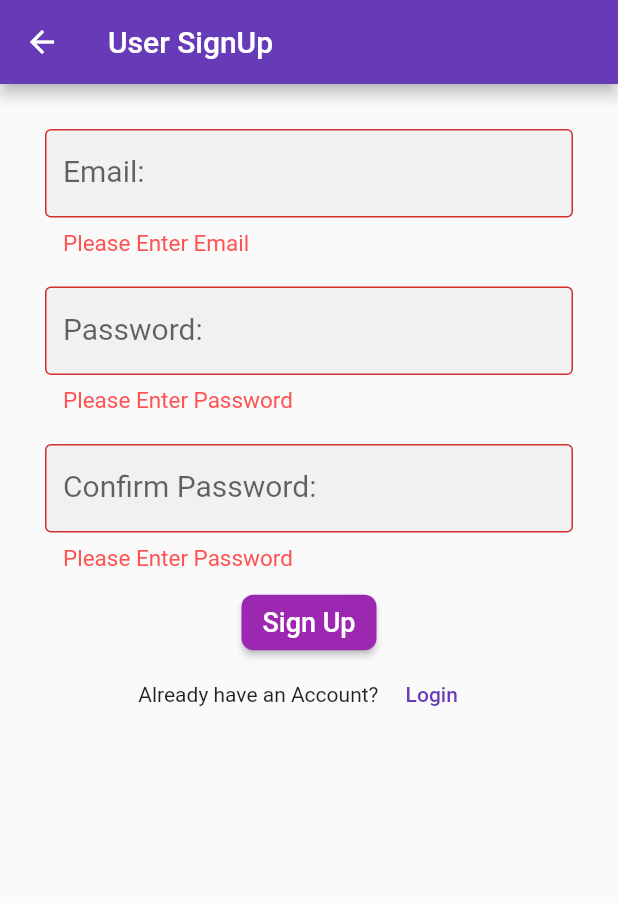
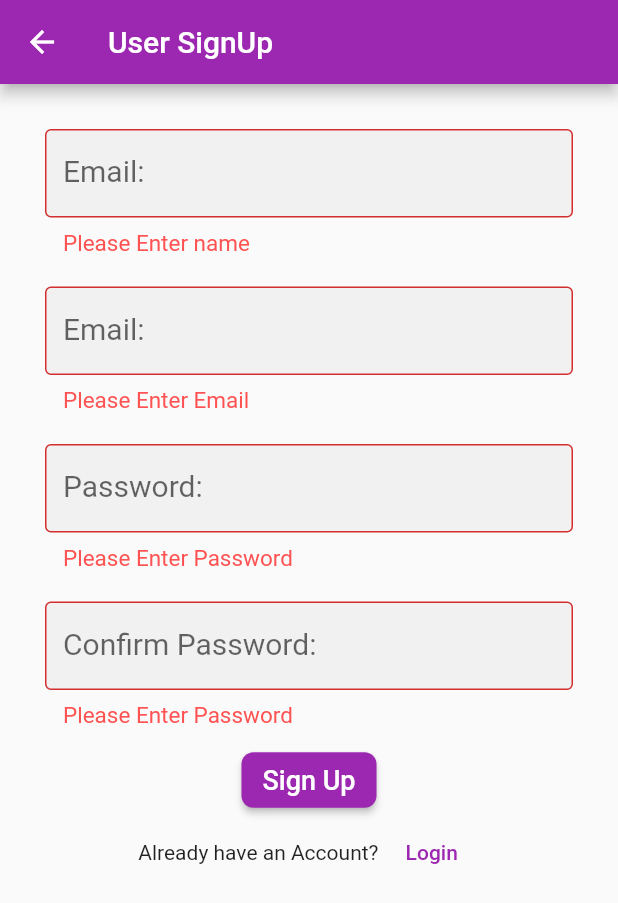
Before and after one commit to daynial132/flutter_fb_auth, a Flutter app: the Signup screen opened directly, after a tap on "Sign Up", on a phone screen of 412 x 824 dp. Shown: the top 903 px of the screen. Run offline on Flutter 3.47's test engine with Material 2 defaults, Android fonts, the phone set to English and light mode, and no system bars; our stand-ins replace firebase_auth, firebase_core, shared_preferences; accounts and stored records are empty.

Commit message:
bug of circular loading resolved theme is added in drawer.logout is also done dashboard is add with theme signup is added with name box. need to integrate with firebase.

```diff
--- a/lib/pages/signup.dart
+++ b/lib/pages/signup.dart
@@ -12,24 +12,30 @@ class Signup extends StatefulWidget {
 class _SignupState extends State<Signup> {
   final _formKey = GlobalKey<FormState>();
 
+  var name = "";
   var email = "";
   var password = "";
   var confirmPassword = "";
 
   // Create a text controller and use it to retrieve the current value
   // of the TextField.
+  final nameController = TextEditingController();
   final emailController = TextEditingController();
   final passwordController = TextEditingController();
   final confirmPasswordController = TextEditingController();
+
+
 
   bool showLoading = false;
 
   @override
   void dispose() {
     // Clean up the controller when the widget is disposed.
+    nameController.dispose();
     emailController.dispose();
     passwordController.dispose();
     confirmPasswordController.dispose();
+
     super.dispose();
   }
 
@@ -49,6 +55,7 @@ class _SignupState extends State<Signup> {
                 )
               : ListView(
                   children: [
+                    namefunction(context),
                     emailfunction(context),
                     passwordfunction(context),
                     confirmpasswordfunction(context),
@@ -66,6 +73,8 @@ class _SignupState extends State<Signup> {
       try {
         UserCredential userCredential = await FirebaseAuth.instance
             .createUserWithEmailAndPassword(email: email, password: password);
+
+
         // print(userCredential);
         // ScaffoldMessenger.of(context).showSnackBar(
         //   SnackBar(
@@ -183,6 +192,27 @@ class _SignupState extends State<Signup> {
     );
   }
 
+  namefunction(BuildContext context) {
+    return Container(
+      margin: const EdgeInsets.symmetric(vertical: 10.0),
+      child: TextFormField(
+        autofocus: false,
+        decoration: const InputDecoration(
+          labelText: 'Email: ',
+          labelStyle: TextStyle(fontSize: 20.0),
+          border: OutlineInputBorder(),
+          errorStyle: TextStyle(color: Colors.redAccent, fontSize: 15),
+        ),
+        controller: nameController,
+        validator: (value) {
+          if (value == null || value.isEmpty) {
+            return 'Please Enter name';
+          }
+          return null;
+        },
+      ),
+    );
+  }
   emailfunction(BuildContext context) {
     return Container(
       margin: const EdgeInsets.symmetric(vertical: 10.0),
@@ -218,6 +248,7 @@ class _SignupState extends State<Signup> {
               if (_formKey.currentState!.validate()) {
                 setState(() {
                   showLoading = true;
+                  name = nameController.text;
                   email = emailController.text;
                   password = passwordController.text;
                   confirmPassword = confirmPasswordController.text;
--- a/lib/theme/themes.dart
+++ b/lib/theme/themes.dart
@@ -1,39 +1,36 @@
 import 'package:flutter/material.dart';
 
-const COLOR_PRIMARY = Colors.purpleAccent;
+const COLOR_PRIMARY = Colors.purple;
 const COLOR_ACCENT = Colors.purple;
+
 class MyThemes {
   static final lightTheme = ThemeData(
       brightness: Brightness.light,
-      primarySwatch:Colors.deepPurple,
+      primarySwatch: Colors.purple,
       primaryColor: COLOR_PRIMARY,
-      floatingActionButtonTheme: FloatingActionButtonThemeData(
-          backgroundColor: COLOR_ACCENT
-      ),
+      floatingActionButtonTheme:
+          FloatingActionButtonThemeData(backgroundColor: COLOR_ACCENT),
       elevatedButtonTheme: ElevatedButtonThemeData(
           style: ButtonStyle(
               padding: MaterialStateProperty.all<EdgeInsetsGeometry>(
-                  EdgeInsets.symmetric(horizontal: 14.0, vertical: 8.0)
-              ),
+                  EdgeInsets.symmetric(horizontal: 14.0, vertical: 8.0)),
               shape: MaterialStateProperty.all<OutlinedBorder>(
                   RoundedRectangleBorder(
-                      borderRadius: BorderRadius.circular(8.0))
-              ),
-              backgroundColor: MaterialStateProperty.all<Color>(COLOR_ACCENT)
-          )
-      ),
+                      borderRadius: BorderRadius.circular(8.0))),
+              backgroundColor: MaterialStateProperty.all<Color>(COLOR_ACCENT))),
       inputDecorationTheme: InputDecorationTheme(
           border: OutlineInputBorder(
               borderRadius: BorderRadius.circular(8.0),
-              borderSide: BorderSide.none
-          ),
+              borderSide: BorderSide.none),
           filled: true,
-          fillColor: Colors.grey.withOpacity(0.1)
+          fillColor: Colors.grey.withOpacity(0.1)),
+      drawerTheme: DrawerThemeData(
+        backgroundColor: COLOR_ACCENT,
+       // scrimColor: COLOR_ACCENT,
       )
   );
 
   static final darkTheme = ThemeData(
-
     brightness: Brightness.dark,
     accentColor: Colors.white,
     switchTheme: SwitchThemeData(
@@ -43,25 +40,18 @@ class MyThemes {
     inputDecorationTheme: InputDecorationTheme(
         border: OutlineInputBorder(
             borderRadius: BorderRadius.circular(8.0),
-            borderSide: BorderSide.none
-        ),
+            borderSide: BorderSide.none),
         filled: true,
-        fillColor: Colors.grey.withOpacity(0.1)
-    ),
+        fillColor: Colors.grey.withOpacity(0.1)),
     elevatedButtonTheme: ElevatedButtonThemeData(
         style: ButtonStyle(
             padding: MaterialStateProperty.all<EdgeInsetsGeometry>(
-                EdgeInsets.symmetric(horizontal: 14.0, vertical: 8.0)
-            ),
+                EdgeInsets.symmetric(horizontal: 14.0, vertical: 8.0)),
             shape: MaterialStateProperty.all<OutlinedBorder>(
                 RoundedRectangleBorder(
-                    borderRadius: BorderRadius.circular(8.0)
-                )
-            ),
+                    borderRadius: BorderRadius.circular(8.0))),
             backgroundColor: MaterialStateProperty.all<Color>(Colors.white),
             foregroundColor: MaterialStateProperty.all<Color>(Colors.black),
-            overlayColor: MaterialStateProperty.all<Color>(Colors.black26)
-        )
-    ),
+            overlayColor: MaterialStateProperty.all<Color>(Colors.black26))),
   );
 }
```
Also changed, not shown: lib/pages/login.dart (+8 -4 lines), lib/pages/user/UserMain.dart (+15 -1 lines), lib/widget/navigationdrawerwidget.dart (+24 -12 lines).
